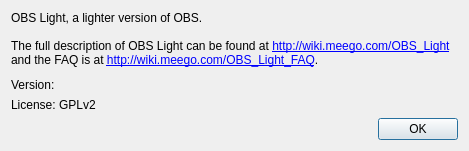
Old version of the form src/ObsLightGui/ui/obsLightAbout.ui in the repository ronan22/obs-light.
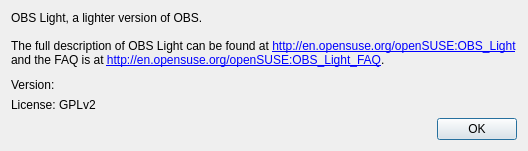
New version of the form. Icons and pictures are not drawn.

Commit message: Updated wiki address (wiki.meego.com -> http://en.opensuse.org)

What changed in the file:
```diff
--- a/src/ObsLightGui/ui/obsLightAbout.ui
+++ b/src/ObsLightGui/ui/obsLightAbout.ui
@@ -37,7 +37,7 @@
    <item row="0" column="0">
     <widget class="QLabel" name="aboutMessageLabel">
      <property name="text">
-      <string>OBS Light, a lighter version of OBS.&lt;br /&gt;&lt;br /&gt;The full description of OBS Light can be found at &lt;a href=&quot;http://wiki.meego.com/OBS_Light&quot;&gt;http://wiki.meego.com/OBS_Light&lt;/a&gt;&lt;br /&gt;and the FAQ is at &lt;a href=&quot;http://wiki.meego.com/OBS_Light_FAQ&quot;&gt;http://wiki.meego.com/OBS_Light_FAQ&lt;/a&gt;.</string>
+	     <string>OBS Light, a lighter version of OBS.&lt;br /&gt;&lt;br /&gt;The full description of OBS Light can be found at &lt;a href=&quot;http://en.opensuse.org/openSUSE:OBS_Light&quot;&gt;http://en.opensuse.org/openSUSE:OBS_Light&lt;/a&gt;&lt;br /&gt;and the FAQ is at &lt;a href=&quot;http://en.opensuse.org/openSUSE:OBS_Light_FAQ&quot;&gt;http://en.opensuse.org/openSUSE:OBS_Light_FAQ&lt;/a&gt;.</string>
      </property>
      <property name="openExternalLinks">
       <bool>true</bool>
```
The commit also changes 18 other files.
